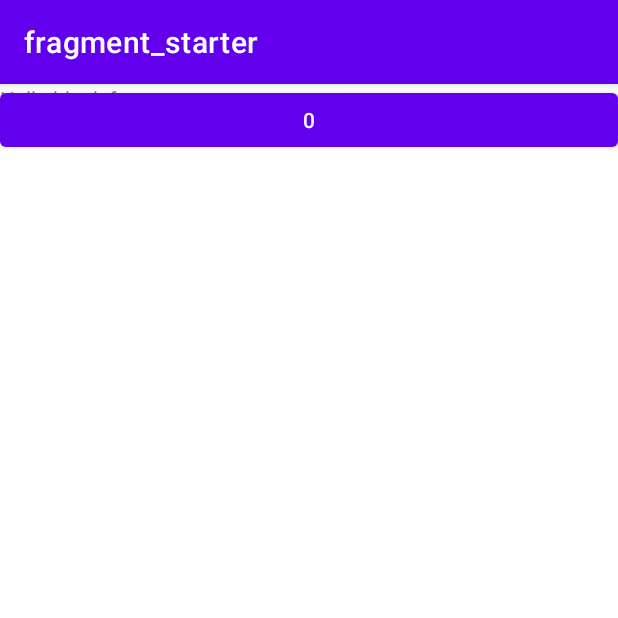
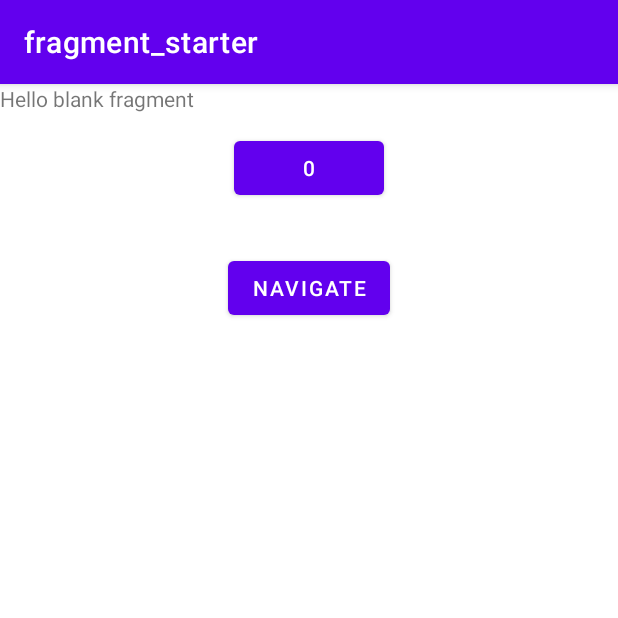
Before and after one commit to Aeforeva/Sorix-Json, an Android app: the screen it shows after launch (MainActivity), on a phone screen of 412 x 824 dp, the top half of it. Run offline under Robolectric (Android 15) with nearby library versions, the phone set to English and light mode, and no system bars; our stand-ins replace data binding, navigation-ui.

Commit message:
viewModel

```diff
--- a/app/src/main/java/com/example/sorixjson/ui/StarterFragment.kt
+++ b/app/src/main/java/com/example/sorixjson/ui/StarterFragment.kt
@@ -34,6 +34,9 @@ class StarterFragment : Fragment() {
         binding.lifecycleOwner = this
         binding.viewModel = viewModel
 
+        binding.button2.setOnClickListener {
+            view?.findNavController()?.navigate(R.id.action_starterFragment_to_selectedFragment)
+        }
         return binding.root
     }
 }
--- a/app/src/main/res/layout/fragment_selected.xml
+++ b/app/src/main/res/layout/fragment_selected.xml
@@ -14,7 +14,6 @@
         android:layout_height="match_parent"
         tools:context=".ui.SelectedFragment">
 
-        <!-- TODO: Update blank fragment layout -->
         <TextView
             android:layout_width="match_parent"
             android:layout_height="match_parent"
--- a/app/src/main/res/layout/fragment_starter.xml
+++ b/app/src/main/res/layout/fragment_starter.xml
@@ -1,5 +1,6 @@
 <?xml version="1.0" encoding="utf-8"?>
 <layout xmlns:android="http://schemas.android.com/apk/res/android"
+    xmlns:app="http://schemas.android.com/apk/res-auto"
     xmlns:tools="http://schemas.android.com/tools">
 
     <data>
@@ -9,23 +10,40 @@
             type="com.example.sorixjson.model.JsonViewModel" />
     </data>
 
-    <FrameLayout
+    <androidx.constraintlayout.widget.ConstraintLayout
         android:layout_width="match_parent"
         android:layout_height="match_parent"
         tools:context=".ui.StarterFragment">
 
-        <!-- TODO: Update blank fragment layout -->
         <TextView
+            android:id="@+id/textView"
             android:layout_width="match_parent"
             android:layout_height="match_parent"
-            android:text="@string/hello_blank_fragment" />
+            android:text="@string/hello_blank_fragment"
+            tools:layout_editor_absoluteX="0dp"
+            tools:layout_editor_absoluteY="16dp" />
 
         <Button
             android:id="@+id/button"
-            android:layout_width="match_parent"
+            android:layout_width="100dp"
             android:layout_height="wrap_content"
+            android:layout_marginTop="32dp"
             android:onClick="@{() -> viewModel.incNum()}"
-            android:text="@{viewModel.testNum.toString()}" />
+            android:text="@{viewModel.testNum.toString()}"
+            app:layout_constraintEnd_toEndOf="parent"
+            app:layout_constraintStart_toStartOf="parent"
+            app:layout_constraintTop_toTopOf="parent"
+            tools:text="num" />
 
-    </FrameLayout>
+        <Button
+            android:id="@+id/button2"
+            android:layout_width="wrap_content"
+            android:layout_height="wrap_content"
+            android:layout_marginTop="32dp"
+            android:text="navigate"
+            app:layout_constraintEnd_toEndOf="parent"
+            app:layout_constraintStart_toStartOf="parent"
+            app:layout_constraintTop_toBottomOf="@+id/button" />
+
+    </androidx.constraintlayout.widget.ConstraintLayout>
 </layout>
```
